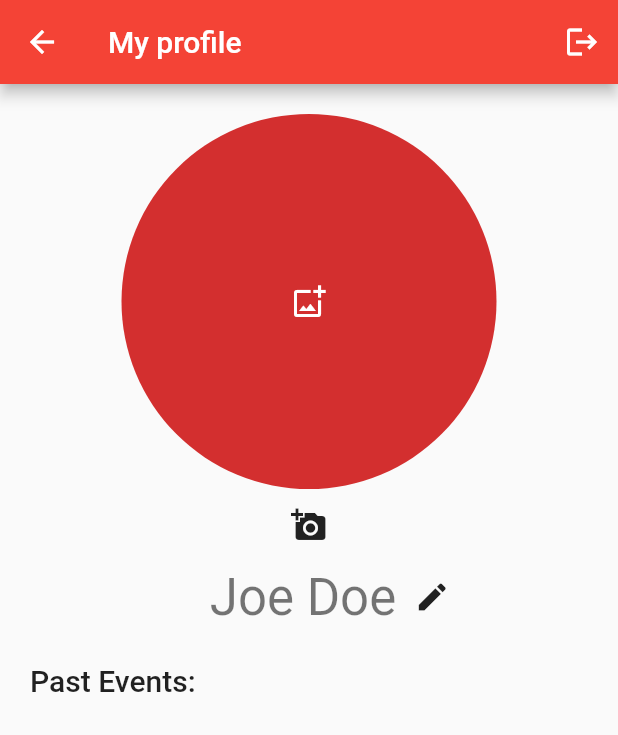
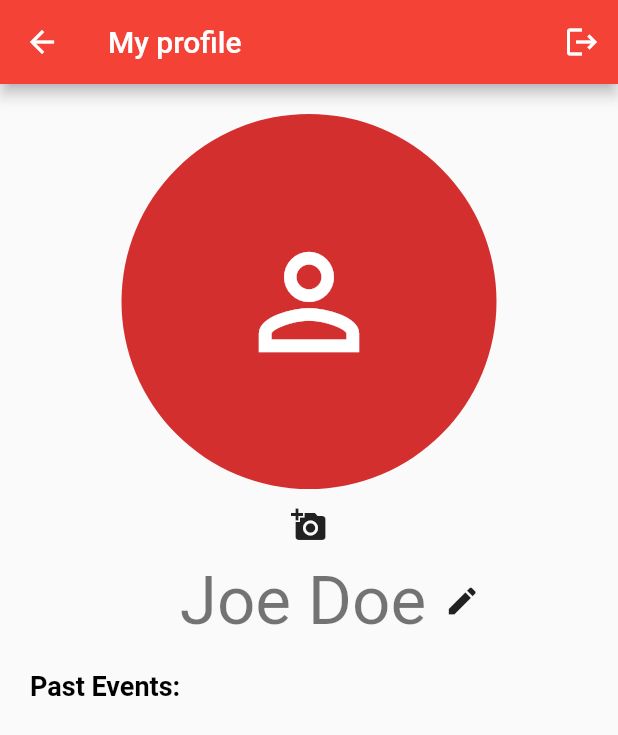
Before and after one commit to JakubBatel/PV239-sport-buddy, a Flutter app: the ProfileScreen screen opened directly, on a phone screen of 412 x 824 dp. Shown: the top 735 px of the screen. Run offline on Flutter 3.47's test engine with Material 2 defaults, Android fonts, the phone set to English and light mode, and no system bars; our stand-ins replace cloud_firestore, firebase_auth, firebase_core, firebase_storage, flutter_bloc, flutter_map and 5 more; missing offline and left inert: enum_to_string; accounts and stored records are empty.

Commit message:
profile picture fixes

```diff
--- a/lib/screens/login_screen.dart
+++ b/lib/screens/login_screen.dart
@@ -28,10 +28,9 @@ class LoginScreen extends StatelessWidget {
               final credential = signInWithGoogle();
               credential.then((cred) async {
                 if (cred.user != null) {
-                  userCubit.updateUserName(cred.user.displayName);
+                  //userCubit.updateUserName(cred.user.displayName);
                   final uid = FirebaseAuth.instance.currentUser.uid;
-                  print(uid);
-                  userCubit.setUserID(uid);
+                  userCubit.setUser(uid);
                   userCubit.setPicture();
                   _openMainScreen(context);
                 }
--- a/lib/screens/main_screen.dart
+++ b/lib/screens/main_screen.dart
@@ -50,8 +50,8 @@ class MainScreen extends StatelessWidget {
   void _showProfile(BuildContext context) async {
     // TODO: this user setting must be somewhere else - probably before launching first screen
     final userCubit = context.read<UserCubit>();
-    userCubit.updateUserName(FirebaseAuth.instance.currentUser.displayName);
-    userCubit.setUserID(FirebaseAuth.instance.currentUser.uid);
+    userCubit.setUser(FirebaseAuth.instance.currentUser.uid);
+    //userCubit.updateUserName(FirebaseAuth.instance.currentUser.displayName);
     await userCubit.setPicture();
     await Navigator.push(
       context,
@@ -87,7 +87,7 @@ class MainScreen extends StatelessWidget {
         // TODO: this user setting must be somewhere else - probably before launching first screen
         final userCubit = context.read<UserCubit>();
         userCubit.updateUserName(FirebaseAuth.instance.currentUser.displayName);
-        userCubit.setUserID(FirebaseAuth.instance.currentUser.uid);
+        userCubit.setUser(FirebaseAuth.instance.currentUser.uid);
         Navigator.push(
           context,
           MaterialPageRoute(
--- a/lib/screens/profile_screen.dart
+++ b/lib/screens/profile_screen.dart
@@ -48,7 +48,8 @@ class ProfileScreen extends StatelessWidget {
                   child: model.profilePicture == ''
                       ? CircleAvatar(
                           radius: 150.0,
-                          child: Icon(Icons.add_photo_alternate_outlined),
+                          child: Icon(Icons.perm_identity_outlined,
+                          size: 100),
                         )
                       : CircleAvatar(
                           radius: 150.0,
@@ -72,12 +73,12 @@ class ProfileScreen extends StatelessWidget {
                                       initialValue: model.name,
                                       textAlign: TextAlign.center,
                                       style:
-                                          Theme.of(context).textTheme.headline4,
+                                          Theme.of(context).textTheme.headline3,
                                       onChanged: (text) =>
                                           userCubit.updateUserName(text)))
                               : Text(model.name,
                                   style:
-                                      Theme.of(context).textTheme.headline4)),
+                                      Theme.of(context).textTheme.headline3)),
                     ),
                     userCubit.editUser
                         ? IconButton(
@@ -99,7 +100,7 @@ class ProfileScreen extends StatelessWidget {
       Align(
           alignment: Alignment.centerLeft,
           child: Text("Past Events:",
-              style: Theme.of(context).textTheme.headline6)),
+              style: Theme.of(context).textTheme.headline4)),
       StreamBuilder<QuerySnapshot>(
           stream: DatabaseService(userCubit.state.userID)
               .getPastParticipatedEvents(),
--- a/lib/sport_buddy_app.dart
+++ b/lib/sport_buddy_app.dart
@@ -34,6 +34,12 @@ class SportBuddyApp extends StatelessWidget {
         title: 'PV239 Sport Buddy',
         theme: ThemeData(
           primarySwatch: Colors.red,
+          textTheme: TextTheme(
+            headline4: TextStyle(fontSize: 18.0, fontWeight: FontWeight.bold, color: Colors.black),
+            headline5: TextStyle(fontWeight: FontWeight.bold),
+            headline6: TextStyle(fontSize: 18.0, fontWeight: FontWeight.w300),
+
+          ),
         ),
         home: _buildHome(context),
       ),
```
Also changed, not shown: lib/bloc/user_cubit.dart (+28 -8 lines), lib/services/DatabaseService.dart (+14 -0 lines).
